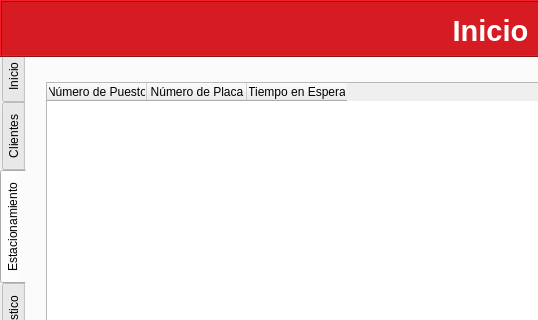
Old version of the form src/taller/taller.ui in the repository gabrielmj23/taller-mecanico-so; both pictures show x 0 to 538 and y 0 to 320 of the 983 by 738 pixel window.
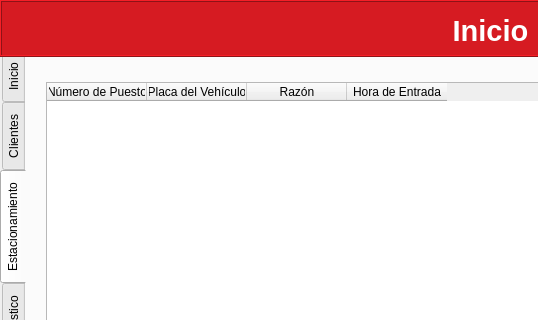
New version of the form. The open tabs and pages were chosen to show the change.

```diff
--- a/src/taller/taller.ui
+++ b/src/taller/taller.ui
@@ -582,12 +582,17 @@
       </column>
       <column>
        <property name="text">
-        <string>Número de Placa</string>
+        <string>Placa del Vehículo</string>
        </property>
       </column>
       <column>
        <property name="text">
-        <string>Tiempo en Espera</string>
+        <string>Razón</string>
+       </property>
+      </column>
+      <column>
+       <property name="text">
+        <string>Hora de Entrada</string>
        </property>
       </column>
      </widget>
```
Left out of the diff: 4 changed lines with no effect on the pictures.
